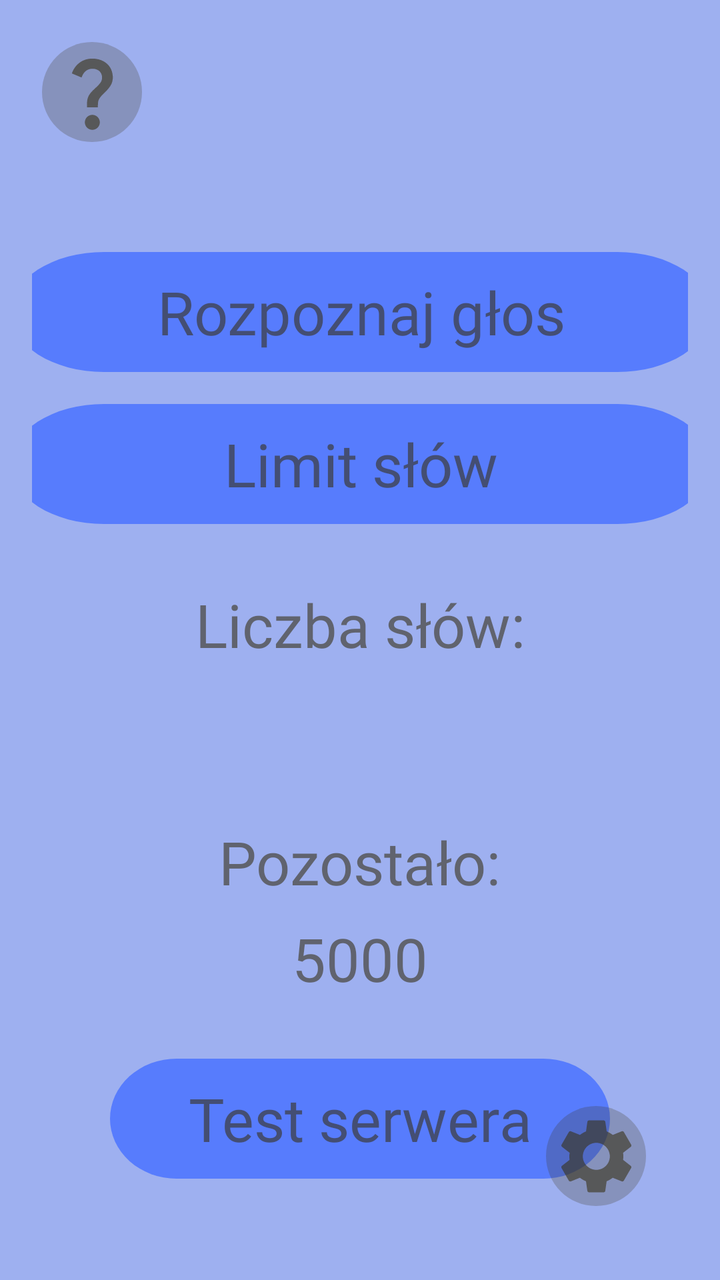
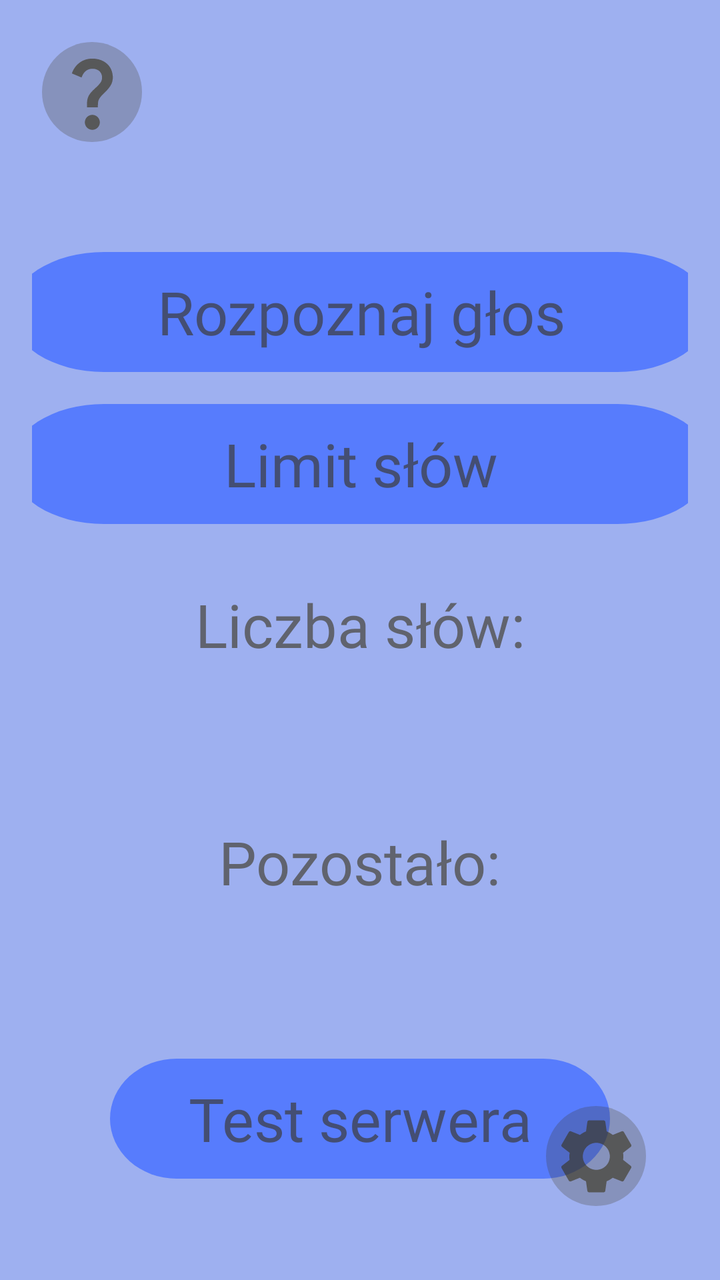

Before-and-after screenshots of an Android layout around one commit, followed by the original layout XML and the change that was made.
<!-- AndroidManifest.xml: application theme Theme.TiredTalker -->
<!-- res/layout/fragment_menu.xml -->
<?xml version="1.0" encoding="utf-8"?>
<androidx.constraintlayout.widget.ConstraintLayout xmlns:android="http://schemas.android.com/apk/res/android"
    xmlns:app="http://schemas.android.com/apk/res-auto"
    android:layout_width="match_parent"
    android:layout_height="match_parent"
    android:padding="16dp"
    android:background="@color/light_blue">

    
    <ImageButton
        android:id="@+id/helpButton"
        android:layout_width="60dp"
        android:layout_height="60dp"
        android:background="@drawable/rounded_button"
        android:src="@drawable/question"
        android:contentDescription="Menu"
        app:layout_constraintTop_toTopOf="parent"
        app:layout_constraintStart_toStartOf="parent" />

    
    <FrameLayout
        android:id="@+id/buttonContainer1"
        android:layout_width="350dp"
        android:layout_height="60dp"
        app:layout_constraintTop_toBottomOf="@+id/helpButton"
        app:layout_constraintStart_toStartOf="parent"
        app:layout_constraintEnd_toEndOf="parent"
        android:layout_marginTop="50dp">

        <ImageButton
            android:id="@+id/buttonRozpoznaj"
            android:layout_width="match_parent"
            android:layout_height="match_parent"
            android:background="@drawable/rect_rounded"
            android:scaleType="fitXY"
            android:padding="0dp"
            android:clickable="true"
            android:focusable="true" />

        <TextView
            android:layout_width="match_parent"
            android:layout_height="match_parent"
            android:text="Rozpoznaj głos"
            android:textColor="@color/brown"
            android:textSize="30sp"
            android:gravity="center"
            android:fontFamily="@font/font_family"/>
    </FrameLayout>

    
    <FrameLayout
        android:id="@+id/buttonContainer2"
        android:layout_width="350dp"
        android:layout_height="60dp"
        app:layout_constraintTop_toBottomOf="@id/buttonContainer1"
        app:layout_constraintStart_toStartOf="parent"
        app:layout_constraintEnd_toEndOf="parent"
        android:layout_marginTop="16dp">

        <ImageButton
            android:id="@+id/buttonLimit"
            android:layout_width="match_parent"
            android:layout_height="match_parent"
            android:background="@drawable/rect_rounded"
            android:scaleType="fitXY"
            android:padding="0dp"
            android:clickable="true"
            android:focusable="true" />

        <TextView
            android:layout_width="match_parent"
            android:layout_height="match_parent"
            android:text="Limit słów"
            android:textColor="@color/brown"
            android:textSize="30sp"
            android:gravity="center"
            android:fontFamily="@font/font_family"/>
    </FrameLayout>

    
    <TextView
        android:id="@+id/text1"
        android:layout_width="wrap_content"
        android:layout_height="wrap_content"
        android:text="Liczba słów:"
        app:layout_constraintTop_toBottomOf="@id/buttonContainer2"
        app:layout_constraintStart_toStartOf="parent"
        app:layout_constraintEnd_toEndOf="parent"
        android:layout_marginTop="30dp"
        android:textColor="@color/brown"
        android:fontFamily="@font/font_family"
        android:textSize="30sp"/>

    
    <TextView
        android:id="@+id/displayText"
        android:layout_width="wrap_content"
        android:layout_height="wrap_content"
        app:layout_constraintTop_toBottomOf="@id/text1"
        app:layout_constraintStart_toStartOf="parent"
        app:layout_constraintEnd_toEndOf="parent"
        android:layout_marginTop="8dp"
        android:textColor="@color/brown"
        android:fontFamily="@font/font_family"
        android:textSize="30sp"/>

    
    <TextView
        android:id="@+id/text3"
        android:layout_width="wrap_content"
        android:layout_height="wrap_content"
        android:text="Pozostało:"
        app:layout_constraintTop_toBottomOf="@id/displayText"
        app:layout_constraintStart_toStartOf="parent"
        app:layout_constraintEnd_toEndOf="parent"
        android:layout_marginTop="30dp"
        android:textColor="@color/brown"
        android:fontFamily="@font/font_family"
        android:textSize="30sp"/>

    
    <TextView
        android:id="@+id/text4"
        android:layout_width="wrap_content"
        android:layout_height="wrap_content"
        android:text="5000"
        app:layout_constraintTop_toBottomOf="@id/text3"
        app:layout_constraintStart_toStartOf="parent"
        app:layout_constraintEnd_toEndOf="parent"
        android:layout_marginTop="8dp"
        android:textColor="@color/brown"
        android:fontFamily="@font/font_family"
        android:textSize="30sp"/>

    
    <FrameLayout
        android:id="@+id/buttonContainer5"
        android:layout_width="250dp"
        android:layout_height="60dp"
        app:layout_constraintTop_toBottomOf="@+id/text4"
        app:layout_constraintStart_toStartOf="parent"
        app:layout_constraintEnd_toEndOf="parent"
        android:layout_marginTop="30dp">

        <ImageButton
            android:id="@+id/buttonTest"
            android:layout_width="match_parent"
            android:layout_height="match_parent"
            android:background="@drawable/rect_rounded"
            android:scaleType="fitXY"
            android:padding="0dp"
            android:clickable="true"
            android:focusable="true" />

        <TextView
            android:layout_width="match_parent"
            android:layout_height="match_parent"
            android:text="Test serwera"
            android:textColor="@color/brown"
            android:textSize="30sp"
            android:gravity="center"
            android:fontFamily="@font/font_family"/>
    </FrameLayout>


    
    <ImageButton
        android:id="@+id/settingsButton"
        android:layout_width="60dp"
        android:layout_height="60dp"
        android:layout_marginEnd="32dp"
        android:layout_marginBottom="28dp"
        android:background="@drawable/rounded_button"
        android:src="@drawable/baseline_settings_24"
        app:layout_constraintBottom_toBottomOf="parent"
        app:layout_constraintEnd_toEndOf="parent"
        android:layout_margin="16dp" />

</androidx.constraintlayout.widget.ConstraintLayout>
<!-- resources referenced by this layout -->
<resources>
  <color name="brown">#99373017</color>
  <color name="light_blue">#9EB0F0</color>
  <!-- drawable baseline_settings_24 (drawable) -->
  <vector
      android:alpha="0.6"
      android:height="45dp"
      android:width="45dp"
      android:tint="#373017"
      android:viewportHeight="24"
      android:viewportWidth="24"
      xmlns:android="http://schemas.android.com/apk/res/android">
      <path
          android:fillColor="@android:color/white"
          android:pathData="M19.14,12.94c0.04,-0.3 0.06,-0.61 0.06,-0.94c0,-0.32 -0.02,-0.64 -0.07,-0.94l2.03,-1.58c0.18,-0.14 0.23,-0.41 0.12,-0.61l-1.92,-3.32c-0.12,-0.22 -0.37,-0.29 -0.59,-0.22l-2.39,0.96c-0.5,-0.38 -1.03,-0.7 -1.62,-0.94L14.4,2.81c-0.04,-0.24 -0.24,-0.41 -0.48,-0.41h-3.84c-0.24,0 -0.43,0.17 -0.47,0.41L9.25,5.35C8.66,5.59 8.12,5.92 7.63,6.29L5.24,5.33c-0.22,-0.08 -0.47,0 -0.59,0.22L2.74,8.87C2.62,9.08 2.66,9.34 2.86,9.48l2.03,1.58C4.84,11.36 4.8,11.69 4.8,12s0.02,0.64 0.07,0.94l-2.03,1.58c-0.18,0.14 -0.23,0.41 -0.12,0.61l1.92,3.32c0.12,0.22 0.37,0.29 0.59,0.22l2.39,-0.96c0.5,0.38 1.03,0.7 1.62,0.94l0.36,2.54c0.05,0.24 0.24,0.41 0.48,0.41h3.84c0.24,0 0.44,-0.17 0.47,-0.41l0.36,-2.54c0.59,-0.24 1.13,-0.56 1.62,-0.94l2.39,0.96c0.22,0.08 0.47,0 0.59,-0.22l1.92,-3.32c0.12,-0.22 0.07,-0.47 -0.12,-0.61L19.14,12.94zM12,15.6c-1.98,0 -3.6,-1.62 -3.6,-3.6s1.62,-3.6 3.6,-3.6s3.6,1.62 3.6,3.6S13.98,15.6 12,15.6z"/>
  </vector>
  <!-- drawable question (drawable) -->
  <vector android:alpha="0.6" android:height="45dp" android:tint="#373017"
      android:viewportHeight="24" android:viewportWidth="24"
      android:width="45dp" xmlns:android="http://schemas.android.com/apk/res/android">
      <path android:fillColor="@android:color/white" android:pathData="M11.07,12.85c0.77,-1.39 2.25,-2.21 3.11,-3.44c0.91,-1.29 0.4,-3.7 -2.18,-3.7c-1.69,0 -2.52,1.28 -2.87,2.34L6.54,6.96C7.25,4.83 9.18,3 11.99,3c2.35,0 3.96,1.07 4.78,2.41c0.7,1.15 1.11,3.3 0.03,4.9c-1.2,1.77 -2.35,2.31 -2.97,3.45c-0.25,0.46 -0.35,0.76 -0.35,2.24h-2.89C10.58,15.22 10.46,13.95 11.07,12.85zM14,20c0,1.1 -0.9,2 -2,2s-2,-0.9 -2,-2c0,-1.1 0.9,-2 2,-2S14,18.9 14,20z"/>
  </vector>
  <!-- drawable rect_rounded (drawable) -->
  <?xml version="1.0" encoding="utf-8"?>
  <vector xmlns:android="http://schemas.android.com/apk/res/android"
      android:width="180dp"
      android:height="48dp"
      android:viewportWidth="180"
      android:viewportHeight="48">
  
      <path
          android:fillColor="@color/light_blue_600"
          android:pathData="
              M24,0
              h132
              a24,24 0 0 1 0,48
              h-132
              a24,24 0 0 1 0,-48
              z" />
  
  </vector>
  <!-- drawable rounded_button (drawable) -->
  <vector
      android:alpha="0.24"
      android:height="24dp"
      android:tint="#373017"
      android:viewportHeight="24"
      android:viewportWidth="24"
      android:width="24dp"
      xmlns:android="http://schemas.android.com/apk/res/android">
  
      <path
          android:fillColor="@android:color/white"
          android:pathData="M12,2C6.47,2 2,6.47 2,12s4.47,10 10,10 10,-4.47 10,-10S17.53,2 12,2z"/>
  </vector>
  <style name="Theme.TiredTalker" parent="Theme.MaterialComponents.DayNight.DarkActionBar">
          
          <item name="colorPrimary">@color/purple_500</item>
          <item name="colorPrimaryVariant">@color/purple_700</item>
          <item name="colorOnPrimary">@color/white</item>
          
          <item name="colorSecondary">@color/teal_200</item>
          <item name="colorSecondaryVariant">@color/teal_700</item>
          <item name="colorOnSecondary">@color/black</item>
          
          <item name="android:statusBarColor">?attr/colorPrimaryVariant</item>
          
      </style>
  <color name="light_blue_600">#577CFD</color>
  <color name="purple_500">#FF6200EE</color>
  <color name="purple_700">#FF3700B3</color>
  <color name="white">#FFFFFFFF</color>
  <color name="teal_200">#FF03DAC5</color>
  <color name="teal_700">#FF018786</color>
  <color name="black">#FF000000</color>
</resources>

<!-- the commit's change to res/layout/fragment_menu.xml (unified diff, before → after) -->
@@ -120,10 +120,9 @@
 
     
     <TextView
-        android:id="@+id/text4"
+        android:id="@+id/displaynumber"
         android:layout_width="wrap_content"
         android:layout_height="wrap_content"
-        android:text="5000"
         app:layout_constraintTop_toBottomOf="@id/text3"
         app:layout_constraintStart_toStartOf="parent"
         app:layout_constraintEnd_toEndOf="parent"
@@ -137,7 +136,7 @@
         android:id="@+id/buttonContainer5"
         android:layout_width="250dp"
         android:layout_height="60dp"
-        app:layout_constraintTop_toBottomOf="@+id/text4"
+        app:layout_constraintTop_toBottomOf="@+id/displaynumber"
         app:layout_constraintStart_toStartOf="parent"
         app:layout_constraintEnd_toEndOf="parent"
         android:layout_marginTop="30dp">
